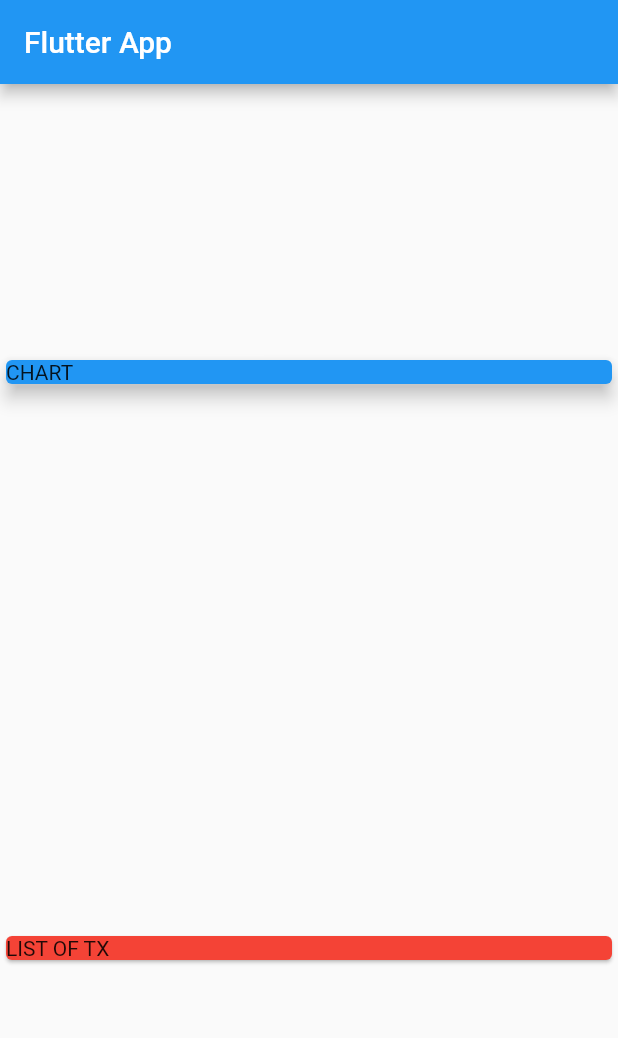
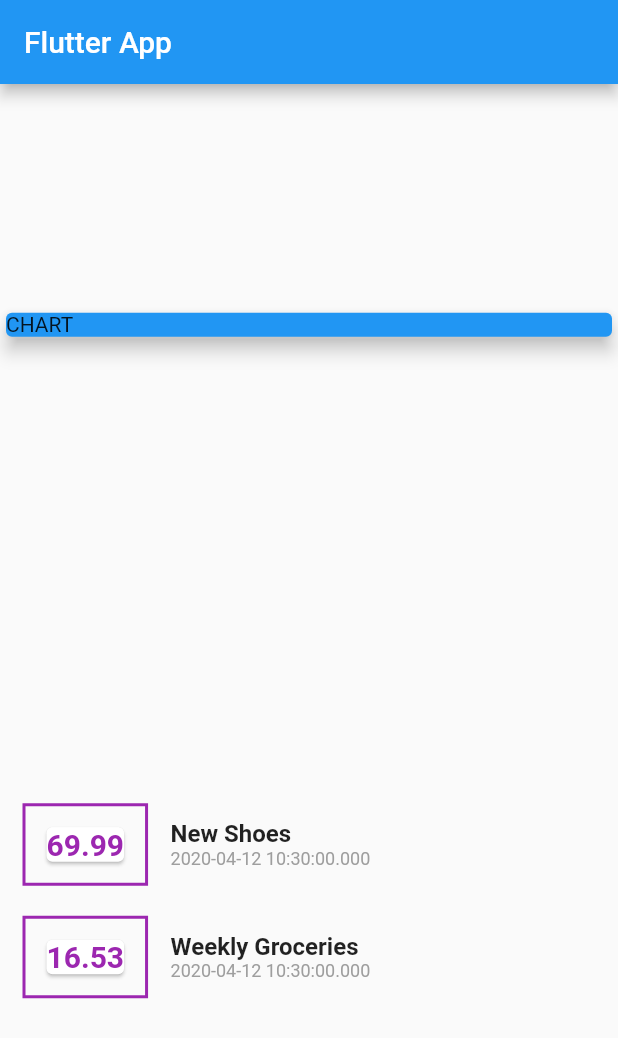
Before and after one commit to binoytv9/flutter-learning, a Flutter app: the screen it shows after launch, on a phone screen of 412 x 824 dp. Shown: the top 1038 px of the screen. Run offline on Flutter 3.47's test engine with Material 2 defaults, Android fonts, the phone set to English and light mode, and no system bars.

Commit message:
styling columns with dummy values

```diff
--- a/expense_app/lib/main.dart
+++ b/expense_app/lib/main.dart
@@ -1,4 +1,5 @@
 import 'package:flutter/material.dart';
+import './transaction.dart';
 
 void main() => runApp(MyApp());
 
@@ -13,6 +14,21 @@
 }
 
 class MyHomePage extends StatelessWidget {
+  final List<Transaction> transactions = [
+    Transaction(
+      id: 't1',
+      title: 'New Shoes',
+      amount: 69.99,
+      date: DateTime.now(),
+    ),
+    Transaction(
+      id: 't2',
+      title: 'Weekly Groceries',
+      amount: 16.53,
+      date: DateTime.now(),
+    ),
+  ];
+
   @override
   Widget build(BuildContext context) {
     return Scaffold(
@@ -23,17 +39,60 @@
         mainAxisAlignment: MainAxisAlignment.spaceAround,
         crossAxisAlignment: CrossAxisAlignment.stretch,
         children: <Widget>[
-          Container(
-            width: double.infinity,
-            child: Card(
-              color: Colors.blue,
-              child: Text('CHART'),
-              elevation: 5,
-            ),
+          Card(
+            color: Colors.blue,
+            child: Text('CHART'),
+            elevation: 5,
           ),
-          Card(
-            color: Colors.red,
-            child: Text('LIST OF TX'),
+          Column(
+            children: transactions.map((tx) {
+              return Row(
+                children: <Widget>[
+                  Container(
+                    margin: EdgeInsets.symmetric(
+                      vertical: 10,
+                      horizontal: 15,
+                    ),
+                    decoration: BoxDecoration(
+                      border: Border.all(
+                        color: Colors.purple,
+                        width: 2,
+                      ),
+                    ),
+                    padding: EdgeInsets.all(10),
+                    child: Card(
+                      child: Text(
+                        tx.amount.toString(),
+                        style: TextStyle(
+                          fontWeight: FontWeight.bold,
+                          fontSize: 20,
+                          color: Colors.purple,
+                        ),
+                      ),
+                    ),
+                  ),
+                  Column(
+                    crossAxisAlignment: CrossAxisAlignment.start,
+                    children: <Widget>[
+                      Text(
+                        tx.title,
+                        style: TextStyle(
+                          fontWeight: FontWeight.bold,
+                          fontSize: 16,
+                        ),
+                      ),
+                      Text(
+                        tx.date.toString(),
+                        style: TextStyle(
+                          color: Colors.grey,
+                          fontSize: 12,
+                        ),
+                      ),
+                    ],
+                  ),
+                ],
+              );
+            }).toList(),
           ),
         ],
       ),
--- /dev/null
+++ b/expense_app/lib/transaction.dart
@@ -0,0 +1,14 @@
+import 'package:flutter/foundation.dart';
+
+class Transaction {
+  final String id;
+  final String title;
+  final double amount;
+  final DateTime date;
+
+  Transaction(
+      {@required this.id,
+      @required this.title,
+      @required this.amount,
+      @required this.date});
+}
```
